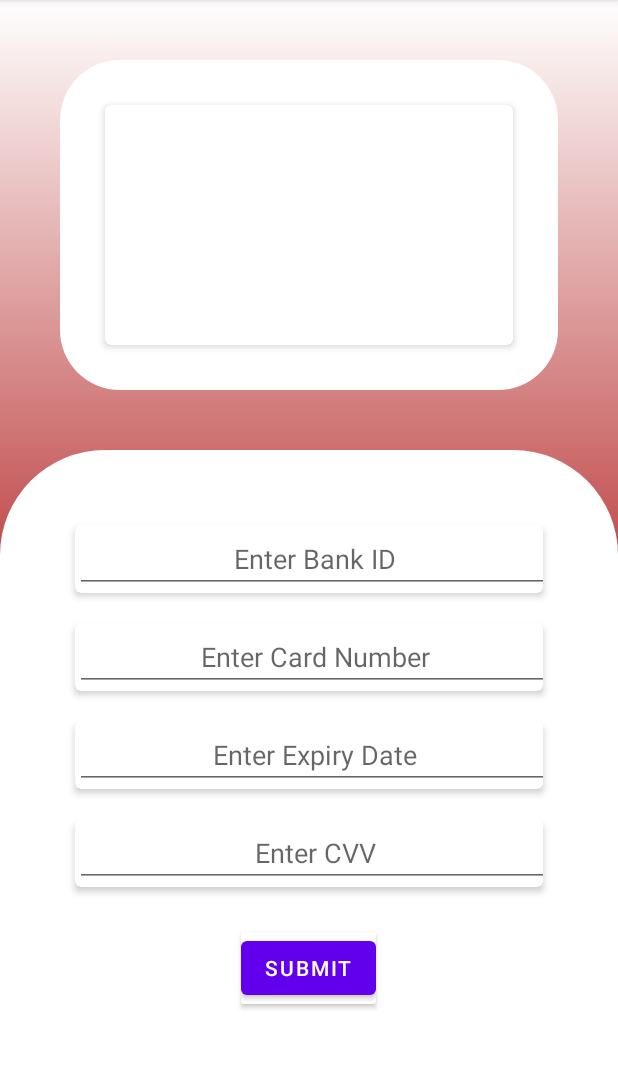
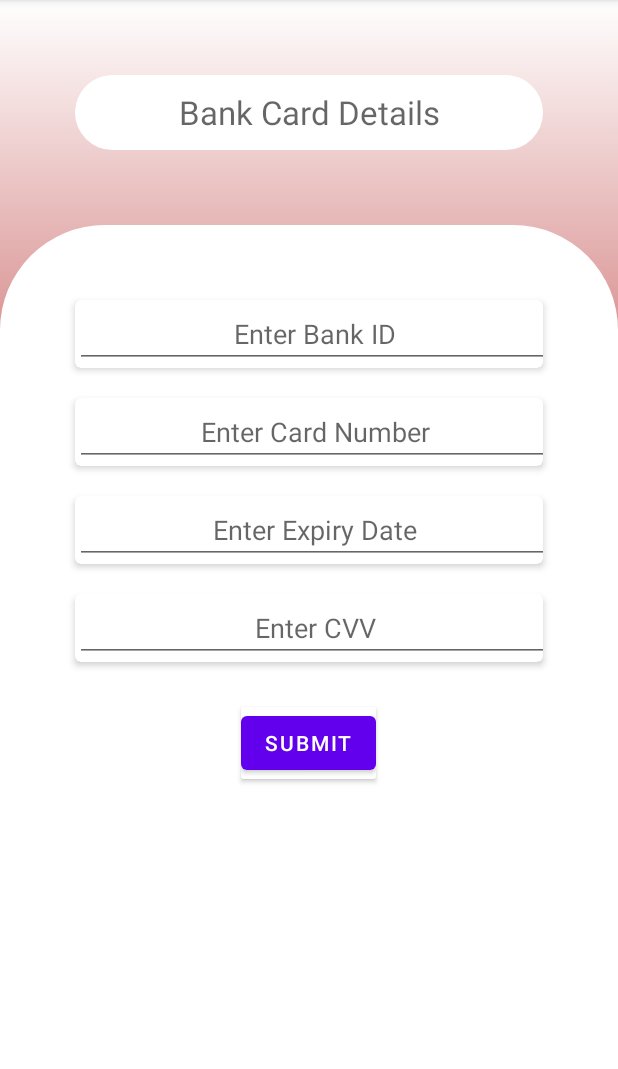
Before and after one commit to Sundaram-sharma/JustInTimeFinance, an Android app: the fragment RegisterCard placed in its activity, on a phone screen of 412 x 824 dp, the part 84-1153 px from its top. Run offline under Robolectric (Android 15) with nearby library versions, the phone set to English and light mode, and no system bars.

Commit message:
Bankend Card Details

```diff
--- a/app/src/main/java/com/appforall/justintimefinance/MenuActions/RegisterCard.java
+++ b/app/src/main/java/com/appforall/justintimefinance/MenuActions/RegisterCard.java
@@ -1,13 +1,25 @@
 package com.appforall.justintimefinance.MenuActions;
-
+import android.content.Intent;
 import android.os.Bundle;
 import androidx.fragment.app.Fragment;
 import android.view.LayoutInflater;
 import android.view.View;
 import android.view.ViewGroup;
+import android.widget.Button;
+import android.widget.EditText;
+import android.widget.Toast;
+
+import com.appforall.justintimefinance.MainActivity;
+import com.appforall.justintimefinance.MenuActions.Registration.SignUp;
 import com.appforall.justintimefinance.R;
+import com.appforall.justintimefinance.RecyclerAdaptor.Model.CardDetail;
+import com.appforall.justintimefinance.db.DatabaseHandler;
+import com.appforall.justintimefinance.MenuActions.Registration.SignUp;
 
 public class RegisterCard extends Fragment {
+    DatabaseHandler db;
+    EditText bankid, cardnumber, expirydate, cvv;
+    Button submitbutton;
 
     public RegisterCard() {
         // Required empty public constructor
@@ -16,7 +28,45 @@ public class RegisterCard extends Fragment {
     @Override
     public View onCreateView(LayoutInflater inflater, ViewGroup container,
                              Bundle savedInstanceState) {
-        // Inflate the layout for this fragment
-        return inflater.inflate(R.layout.activity_register_card, container, false);
+        View v = inflater.inflate(R.layout.activity_register_card, container, false);
+        bankid = v.findViewById(R.id.bankid);
+        cardnumber = v.findViewById(R.id.cardnumber);
+        expirydate = v.findViewById(R.id.expirydate);
+        cvv = v.findViewById(R.id.cvv);
+        submitbutton = (Button) v.findViewById(R.id.button);
+
+        db = new DatabaseHandler(getContext());
+        submitbutton.setOnClickListener(new View.OnClickListener() {
+            @Override
+            public void onClick(View v) {
+                String sbankid = bankid.getText().toString();
+                String scardnumber = cardnumber.getText().toString();
+                String sexpirydate = expirydate.getText().toString();
+                String scvv = cvv.getText().toString();
+                Reset();
+                if (sbankid.equals("") || scardnumber.equals("") || sexpirydate.equals("") || scvv.equals("")) {
+                    Toast.makeText(getContext(), "Please fill all the details", Toast.LENGTH_LONG).show();
+                } else {
+                    CardDetail cardDetail = new CardDetail(sbankid, scardnumber, sexpirydate, scvv);
+                    long insrt = db.SaveCardDetails(cardDetail); //inserting data into database
+                    if (insrt != 0) {
+                        Toast.makeText(getContext(), "Card Registered Successfully!", Toast.LENGTH_LONG).show();
+                        Reset();
+                    } else {
+                        Toast.makeText(getContext(), "Card Registration Failed", Toast.LENGTH_LONG).show();
+                    }
+                }
+            }
+        });
+
+        return v;
+    }
+
+    public void Reset()
+    {
+        bankid.setText("");
+        cardnumber.setText("");
+        expirydate.setText("");
+        cvv.setText("");
     }
 }
--- a/app/src/main/java/com/appforall/justintimefinance/MenuActions/Transactions.java
+++ b/app/src/main/java/com/appforall/justintimefinance/MenuActions/Transactions.java
@@ -16,6 +16,8 @@ public class Transactions extends Fragment {
     public View onCreateView(LayoutInflater inflater, ViewGroup container,
                              Bundle savedInstanceState) {
         // Inflate the layout for this fragment
-        return inflater.inflate(R.layout.activity_transactions, container, false);
+        View v = inflater.inflate(R.layout.activity_transactions, container, false);
+
+        return v;
     }
 }
--- /dev/null
+++ b/app/src/main/java/com/appforall/justintimefinance/RecyclerAdaptor/Model/Transaction.java
@@ -0,0 +1,5 @@
+package com.appforall.justintimefinance.RecyclerAdaptor.Model;
+
+public class Transaction {
+
+}
--- a/app/src/main/java/com/appforall/justintimefinance/RecyclerAdaptor/RecyclerAdapter/RecyclerAdapter.java
+++ b/app/src/main/java/com/appforall/justintimefinance/RecyclerAdaptor/RecyclerAdapter/TransactionRecycler.java
@@ -12,7 +12,7 @@ import com.appforall.justintimefinance.db.DatabaseHandler;
 
 import java.util.ArrayList;
 import java.util.List;
-public class RecyclerAdapter {
+public class TransactionRecycler {
 //private RecyclerView recycleList;
 //    private List<MarksCalculator> calculations;
 //    DatabaseHandler dbHandler;
--- a/app/src/main/res/layout/activity_register_card.xml
+++ b/app/src/main/res/layout/activity_register_card.xml
@@ -1,9 +1,9 @@
 <?xml version="1.0" encoding="utf-8"?>
 <FrameLayout xmlns:android="http://schemas.android.com/apk/res/android"
+    xmlns:app="http://schemas.android.com/apk/res-auto"
     xmlns:tools="http://schemas.android.com/tools"
     android:layout_width="match_parent"
     android:layout_height="match_parent"
-    xmlns:app="http://schemas.android.com/apk/res-auto"
     tools:context=".MenuActions.RegisterCard">
 
 
@@ -16,25 +16,37 @@
         <RelativeLayout
             android:id="@+id/relativeLayoutTransaction1"
             android:layout_width="match_parent"
-            android:layout_height="300dp">
+            android:layout_height="150dp">
 
 
 
             <LinearLayout
                 android:layout_width="match_parent"
                 android:layout_height="match_parent"
-                android:layout_margin="40dp"
+                android:layout_margin="50dp"
                 android:background="@drawable/layout_white_background"
                 android:orientation="vertical">
 
-                <androidx.cardview.widget.CardView
-                    android:layout_width="match_parent"
-                    android:layout_height="match_parent"
-                    app:cardCornerRadius="4dp"
-                    app:cardMaxElevation="4dp"
-                    app:cardElevation="3dp"
-                    android:layout_margin="20dp"/>
+<!--                <androidx.cardview.widget.CardView-->
+<!--                    android:layout_width="match_parent"-->
+<!--                    android:layout_height="match_parent"-->
+<!--                    app:cardCornerRadius="4dp"-->
+<!--                    app:cardMaxElevation="4dp"-->
+<!--                    app:cardElevation="3dp"-->
+<!--                    android:layout_margin="20dp"/>-->
 
+                <TextView
+                    android:id="@+id/label"
+                    android:layout_width="wrap_content"
+                    android:layout_height="wrap_content"
+                    android:layout_gravity="center"
+                    android:ems="10"
+                    android:gravity="center_horizontal|center_vertical"
+                    android:hint="Bank Card Details"
+                    android:inputType="textPersonName"
+                    android:textFontWeight="@integer/material_motion_duration_medium_2"
+                    android:textSize="22dp"
+                    android:textStyle="bold" />
 
             </LinearLayout>
         </RelativeLayout>
@@ -55,40 +67,38 @@
 
                 <androidx.cardview.widget.CardView
                     android:id="@+id/bankIDCard"
-                    android:layout_margin="10dp"
                     android:layout_width="wrap_content"
                     android:layout_height="wrap_content"
+                    android:layout_margin="10dp"
                     app:cardCornerRadius="4dp"
-                    app:cardMaxElevation="4dp"
-                    app:cardElevation="3dp">
+                    app:cardElevation="3dp"
+                    app:cardMaxElevation="4dp">
 
                     <EditText
-                        android:id="@+id/bankID"
-
+                        android:id="@+id/bankid"
                         android:layout_width="320dp"
                         android:layout_height="wrap_content"
                         android:ems="10"
-                        android:inputType="textPersonName"
+                        android:gravity="center"
                         android:hint="Enter Bank ID"
-                        android:gravity="center"/>
+                        android:inputType="textPersonName" />
 
 
                 </androidx.cardview.widget.CardView>
 
                 <androidx.cardview.widget.CardView
-
                     android:id="@+id/cardAccountNumberCard"
-                    android:layout_margin="10dp"
-                    android:layout_below="@+id/bankIDCard"
                     android:layout_width="wrap_content"
                     android:layout_height="wrap_content"
+                    android:layout_below="@+id/bankIDCard"
+                    android:layout_margin="10dp"
                     app:cardCornerRadius="4dp"
-                    app:cardMaxElevation="4dp"
-                    app:cardElevation="3dp">
+                    app:cardElevation="3dp"
+                    app:cardMaxElevation="4dp">
 
 
                     <EditText
-                        android:id="@+id/cardAccountNumber"
+                        android:id="@+id/cardnumber"
                         android:layout_width="320dp"
                         android:layout_height="wrap_content"
                         android:ems="10"
@@ -101,16 +111,16 @@
                 <androidx.cardview.widget.CardView
 
                     android:id="@+id/expiryDateCard"
-                    android:layout_margin="10dp"
-                    android:layout_below="@+id/cardAccountNumberCard"
                     android:layout_width="wrap_content"
                     android:layout_height="wrap_content"
+                    android:layout_below="@+id/cardAccountNumberCard"
+                    android:layout_margin="10dp"
                     app:cardCornerRadius="4dp"
-                    app:cardMaxElevation="4dp"
-                    app:cardElevation="3dp">
+                    app:cardElevation="3dp"
+                    app:cardMaxElevation="4dp">
 
                     <EditText
-                        android:id="@+id/expiryDate"
+                        android:id="@+id/expirydate"
                         android:layout_width="320dp"
                         android:layout_height="wrap_content"
                         android:ems="10"
@@ -121,13 +131,13 @@
 
                 <androidx.cardview.widget.CardView
                     android:id="@+id/cvvCard"
-                    android:layout_margin="10dp"
-                    android:layout_below="@+id/expiryDateCard"
                     android:layout_width="wrap_content"
                     android:layout_height="wrap_content"
+                    android:layout_below="@+id/expiryDateCard"
+                    android:layout_margin="10dp"
                     app:cardCornerRadius="4dp"
-                    app:cardMaxElevation="4dp"
-                    app:cardElevation="3dp">
+                    app:cardElevation="3dp"
+                    app:cardMaxElevation="4dp">
 
                     <EditText
                         android:id="@+id/cvv"
@@ -141,11 +151,11 @@
                 </androidx.cardview.widget.CardView>
 
                 <androidx.cardview.widget.CardView
+                    android:layout_width="wrap_content"
+                    android:layout_height="wrap_content"
                     android:layout_below="@+id/cvvCard"
-                    android:layout_margin="20dp"
                     android:layout_centerHorizontal="true"
-                    android:layout_width="wrap_content"
-                    android:layout_height="wrap_content" >
+                    android:layout_margin="20dp">
 
                     <Button
                         android:id="@+id/button"
--- a/app/src/main/res/menu/activity_menu.xml
+++ b/app/src/main/res/menu/activity_menu.xml
@@ -13,20 +13,20 @@
         android:title="My Account" />
 
     <item
+        android:id="@+id/menu_transactions"
+        android:textSize="30sp"
+        android:textStyle = "bold"
+        app:showAsAction="withText"
+        android:textColor="@color/black"
+        android:title="Transactions" />
+
+    <item
         android:id="@+id/menu_fund_transfer"
         android:textSize="30sp"
         android:textStyle = "bold"
         app:showAsAction="withText"
         android:textColor="@color/black"
         android:title="Fund Transfer" />
-
-    <item
-        android:id="@+id/menu_transactions"
-        android:textSize="30sp"
-        android:textStyle = "bold"
-        app:showAsAction="withText"
-        android:textColor="@color/black"
-        android:title="Upcoming Transactions" />
 
     <item
         android:id="@+id/menu_activate_card"
```
Also changed, not shown: app/src/main/java/com/appforall/justintimefinance/RecyclerAdaptor/Model/CardDetail.java (added, +58 -0 lines), app/src/main/java/com/appforall/justintimefinance/RecyclerAdaptor/Model/Menu.java (deleted, +0 -90 lines), app/src/main/java/com/appforall/justintimefinance/RecyclerAdaptor/Model/Transactions.java (deleted, +0 -39 lines), app/src/main/java/com/appforall/justintimefinance/db/DatabaseHandler.java (+33 -11 lines), app/src/main/java/com/appforall/justintimefinance/db/Schema.java (+9 -1 lines), app/src/main/java/com/appforall/justintimefinance/RecyclerAdaptor/ModelAdapter/TransactionAdapter.java (renamed from app/src/main/java/com/appforall/justintimefinance/RecyclerAdaptor/ModelAdapter/MenuAdapter.java).
